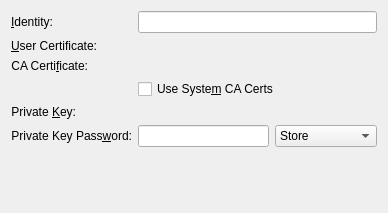
Above: libs/ui/security/eapmethodtlsbase.ui from KDE/networkmanagement before the change. Below: the same form after it.
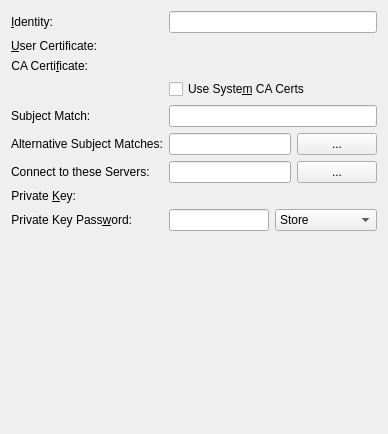
That is the form after the change. Custom widgets are drawn as their Qt base class.

Commit message:
Add support for 802.1x subject_match and altsubject_match settings, introduced in NetworkManager 0.9.0
bump minimum required NM version to 0.9.0

This also introduces a UI setting to display a basic or advanced user
interface. This currently only affects 802.1x settings,but could be
extended to other settings as well.

What changed in the file:
```diff
--- a/libs/ui/security/eapmethodtlsbase.ui
+++ b/libs/ui/security/eapmethodtlsbase.ui
@@ -7,7 +7,7 @@
     <x>0</x>
     <y>0</y>
     <width>388</width>
-    <height>213</height>
+    <height>434</height>
    </rect>
   </property>
   <layout class="QVBoxLayout" name="verticalLayout">
@@ -68,7 +68,7 @@
        </property>
       </widget>
      </item>
-     <item row="4" column="0">
+     <item row="7" column="0">
       <widget class="QLabel" name="label_4">
        <property name="text">
         <string>Private &amp;Key:</string>
@@ -81,10 +81,10 @@
        </property>
       </widget>
      </item>
-     <item row="4" column="1">
+     <item row="7" column="1">
       <widget class="KUrlRequester" name="kurPrivateKey"/>
      </item>
-     <item row="5" column="0">
+     <item row="8" column="0">
       <widget class="QLabel" name="label_5">
        <property name="text">
         <string>Private Key Pass&amp;word:</string>
@@ -97,7 +97,7 @@
        </property>
       </widget>
      </item>
-     <item row="5" column="1">
+     <item row="8" column="1">
       <layout class="QHBoxLayout" name="horizontalLayout">
        <item>
         <widget class="KLineEdit" name="lePrivateKeyPassword">
@@ -127,6 +127,70 @@
        </item>
       </layout>
      </item>
+     <item row="4" column="0">
+      <widget class="QLabel" name="lblSubjectMatch">
+       <property name="text">
+        <string>Subject Match:</string>
+       </property>
+      </widget>
+     </item>
+     <item row="4" column="1">
+      <widget class="KLineEdit" name="leSubjectMatch">
+       <property name="toolTip">
+        <string>Only connect to servers whose certficate's subject matches this. For the syntax see the wpa_supplicant documentation.</string>
+       </property>
+      </widget>
+     </item>
+     <item row="5" column="0">
+      <widget class="QLabel" name="lblAltSubjectMatches">
+       <property name="text">
+        <string>Alternative Subject Matches:</string>
+       </property>
+      </widget>
+     </item>
+     <item row="5" column="1">
+      <layout class="QHBoxLayout" name="horizontalLayout_3">
+       <item>
+        <widget class="QLineEdit" name="leAltSubjectMatches">
+         <property name="toolTip">
+          <string>Only connect to servers whose certificate's alternative subject contains at least one of the entries. For the syntax see the wpa_supplicant documentation. Use ',' to separate entries.</string>
+         </property>
+        </widget>
+       </item>
+       <item>
+        <widget class="KPushButton" name="altSubjectMatchesMoreBtn">
+         <property name="text">
+          <string>...</string>
+         </property>
+        </widget>
+       </item>
+      </layout>
+     </item>
+     <item row="6" column="0">
+      <widget class="QLabel" name="lblConnectToTheseServers">
+       <property name="text">
+        <string>Connect to these Servers:</string>
+       </property>
+      </widget>
+     </item>
+     <item row="6" column="1">
+      <layout class="QHBoxLayout" name="horizontalLayout_4">
+       <item>
+        <widget class="KLineEdit" name="leConnectToTheseServers">
+         <property name="toolTip">
+          <string>Only connect to these servers. Use ',' to separate entries.</string>
+         </property>
+        </widget>
+       </item>
+       <item>
+        <widget class="KPushButton" name="connectToTheseServersMoreBtn">
+         <property name="text">
+          <string>...</string>
+         </property>
+        </widget>
+       </item>
+      </layout>
+     </item>
     </layout>
    </item>
    <item>
@@ -150,6 +214,11 @@
    <extends>QFrame</extends>
    <header>kurlrequester.h</header>
   </customwidget>
+  <customwidget>
+   <class>KPushButton</class>
+   <extends>QPushButton</extends>
+   <header>kpushbutton.h</header>
+  </customwidget>
   <customwidget>
    <class>KLineEdit</class>
    <extends>QLineEdit</extends>
```
The commit also changes 18 other files.
